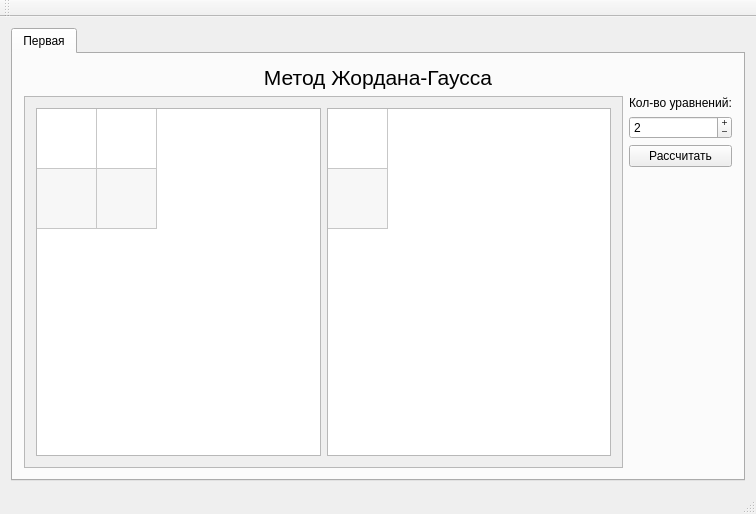
First picture: the form in mainwindow.ui, repository sm4ll-3gg/UNumericalMethods, before the edit.
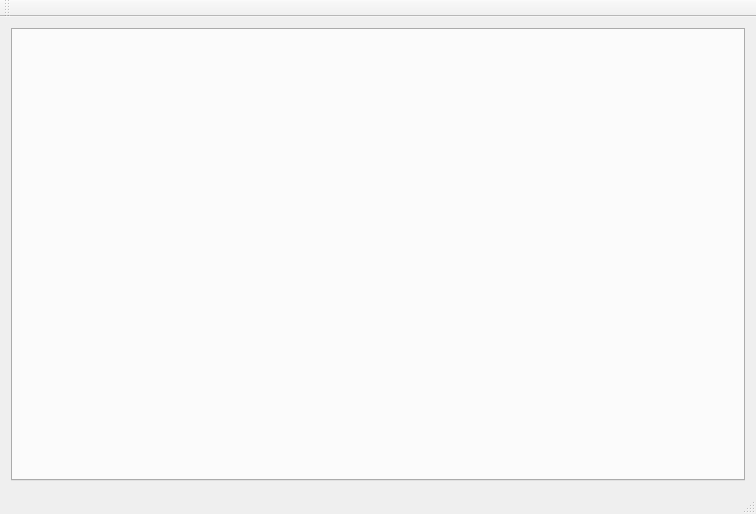
Second picture: the form after the edit.

```diff
--- a/mainwindow.ui
+++ b/mainwindow.ui
@@ -23,219 +23,6 @@
       <property name="currentIndex">
        <number>0</number>
       </property>
-      <widget class="QWidget" name="tabGauss">
-       <attribute name="title">
-        <string>Первая</string>
-       </attribute>
-       <layout class="QVBoxLayout" name="verticalLayout_2">
-        <item>
-         <widget class="QLabel" name="labLabel">
-          <property name="font">
-           <font>
-            <pointsize>16</pointsize>
-            <weight>50</weight>
-            <italic>false</italic>
-            <bold>false</bold>
-           </font>
-          </property>
-          <property name="autoFillBackground">
-           <bool>false</bool>
-          </property>
-          <property name="text">
-           <string>Метод Жордана-Гаусса</string>
-          </property>
-          <property name="textFormat">
-           <enum>Qt::AutoText</enum>
-          </property>
-          <property name="alignment">
-           <set>Qt::AlignCenter</set>
-          </property>
-         </widget>
-        </item>
-        <item>
-         <layout class="QHBoxLayout" name="mainLayout">
-          <item>
-           <widget class="QScrollArea" name="srcArea">
-            <property name="widgetResizable">
-             <bool>true</bool>
-            </property>
-            <widget class="QWidget" name="srcContents">
-             <property name="geometry">
-              <rect>
-               <x>0</x>
-               <y>0</y>
-               <width>578</width>
-               <height>339</height>
-              </rect>
-             </property>
-             <layout class="QVBoxLayout" name="verticalLayout_3">
-              <item>
-               <layout class="QHBoxLayout" name="conditionLayout">
-                <item>
-                 <widget class="QTableWidget" name="conditionTableWidget">
-                  <property name="editTriggers">
-                   <set>QAbstractItemView::AnyKeyPressed|QAbstractItemView::CurrentChanged|QAbstractItemView::DoubleClicked|QAbstractItemView::EditKeyPressed</set>
-                  </property>
-                  <property name="alternatingRowColors">
-                   <bool>true</bool>
-                  </property>
-                  <property name="selectionMode">
-                   <enum>QAbstractItemView::NoSelection</enum>
-                  </property>
-                  <property name="rowCount">
-                   <number>2</number>
-                  </property>
-                  <property name="columnCount">
-                   <number>2</number>
-                  </property>
-                  <attribute name="horizontalHeaderVisible">
-                   <bool>false</bool>
-                  </attribute>
-                  <attribute name="horizontalHeaderDefaultSectionSize">
-                   <number>60</number>
-                  </attribute>
-                  <attribute name="horizontalHeaderStretchLastSection">
-                   <bool>false</bool>
-                  </attribute>
-                  <attribute name="verticalHeaderVisible">
-                   <bool>false</bool>
-                  </attribute>
-                  <attribute name="verticalHeaderCascadingSectionResizes">
-                   <bool>false</bool>
-                  </attribute>
-                  <attribute name="verticalHeaderDefaultSectionSize">
-                   <number>60</number>
-                  </attribute>
-                  <attribute name="verticalHeaderHighlightSections">
-                   <bool>false</bool>
-                  </attribute>
-                  <attribute name="verticalHeaderMinimumSectionSize">
-                   <number>23</number>
-                  </attribute>
-                  <row/>
-                  <row/>
-                  <column/>
-                  <column/>
-                 </widget>
-                </item>
-                <item>
-                 <widget class="QTableWidget" name="conditionColumnWidget">
-                  <property name="verticalScrollBarPolicy">
-                   <enum>Qt::ScrollBarAsNeeded</enum>
-                  </property>
-                  <property name="horizontalScrollBarPolicy">
-                   <enum>Qt::ScrollBarAsNeeded</enum>
-                  </property>
-                  <property name="sizeAdjustPolicy">
-                   <enum>QAbstractScrollArea::AdjustIgnored</enum>
-                  </property>
-                  <property name="editTriggers">
-                   <set>QAbstractItemView::AnyKeyPressed|QAbstractItemView::CurrentChanged|QAbstractItemView::DoubleClicked|QAbstractItemView::EditKeyPressed</set>
-                  </property>
-                  <property name="alternatingRowColors">
-                   <bool>true</bool>
-                  </property>
-                  <property name="selectionMode">
-                   <enum>QAbstractItemView::NoSelection</enum>
-                  </property>
-                  <property name="rowCount">
-                   <number>2</number>
-                  </property>
-                  <property name="columnCount">
-                   <number>1</number>
-                  </property>
-                  <attribute name="horizontalHeaderVisible">
-                   <bool>false</bool>
-                  </attribute>
-                  <attribute name="horizontalHeaderDefaultSectionSize">
-                   <number>60</number>
-                  </attribute>
-                  <attribute name="horizontalHeaderHighlightSections">
-                   <bool>false</bool>
-                  </attribute>
-                  <attribute name="verticalHeaderVisible">
-                   <bool>false</bool>
-                  </attribute>
-                  <attribute name="verticalHeaderDefaultSectionSize">
-                   <number>60</number>
-                  </attribute>
-                  <attribute name="verticalHeaderHighlightSections">
-                   <bool>false</bool>
-                  </attribute>
-                  <attribute name="verticalHeaderMinimumSectionSize">
-                   <number>23</number>
-                  </attribute>
-                  <row/>
-                  <row/>
-                  <column/>
-                 </widget>
-                </item>
-               </layout>
-              </item>
-             </layout>
-            </widget>
-           </widget>
-          </item>
-          <item>
-           <layout class="QVBoxLayout" name="settingsLayout">
-            <item>
-             <widget class="QLabel" name="matrixSizeLabel">
-              <property name="text">
-               <string>Кол-во уравнений:</string>
-              </property>
-             </widget>
-            </item>
-            <item>
-             <widget class="QSpinBox" name="matrixSizeSpin">
-              <property name="wrapping">
-               <bool>true</bool>
-              </property>
-              <property name="frame">
-               <bool>true</bool>
-              </property>
-              <property name="buttonSymbols">
-               <enum>QAbstractSpinBox::PlusMinus</enum>
-              </property>
-              <property name="showGroupSeparator" stdset="0">
-               <bool>false</bool>
-              </property>
-              <property name="minimum">
-               <number>2</number>
-              </property>
-              <property name="maximum">
-               <number>999</number>
-              </property>
-              <property name="value">
-               <number>2</number>
-              </property>
-             </widget>
-            </item>
-            <item>
-             <widget class="QPushButton" name="calculateButton">
-              <property name="text">
-               <string>Рассчитать</string>
-              </property>
-             </widget>
-            </item>
-            <item>
-             <spacer name="settingsSpacer">
-              <property name="orientation">
-               <enum>Qt::Vertical</enum>
-              </property>
-              <property name="sizeHint" stdset="0">
-               <size>
-                <width>20</width>
-                <height>40</height>
-               </size>
-              </property>
-             </spacer>
-            </item>
-           </layout>
-          </item>
-         </layout>
-        </item>
-       </layout>
-      </widget>
      </widget>
     </item>
    </layout>
```
Left out of the diff: 2 changed lines with no effect on the pictures.
